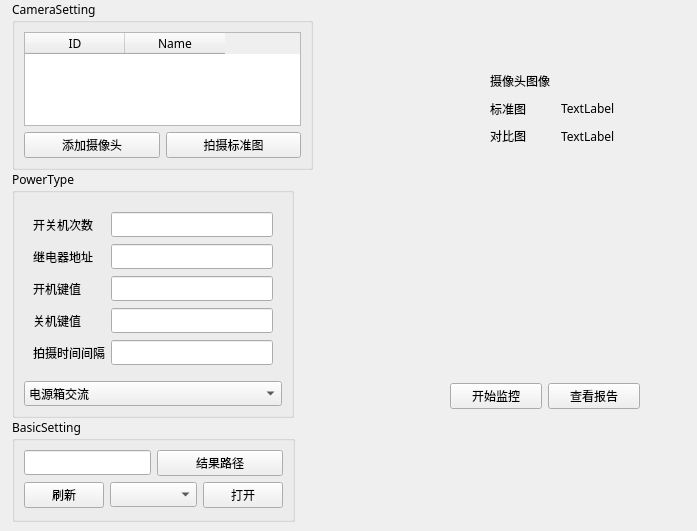
jeffreyyjp/TvSupervision, file mainwindow.ui: the form before one commit.
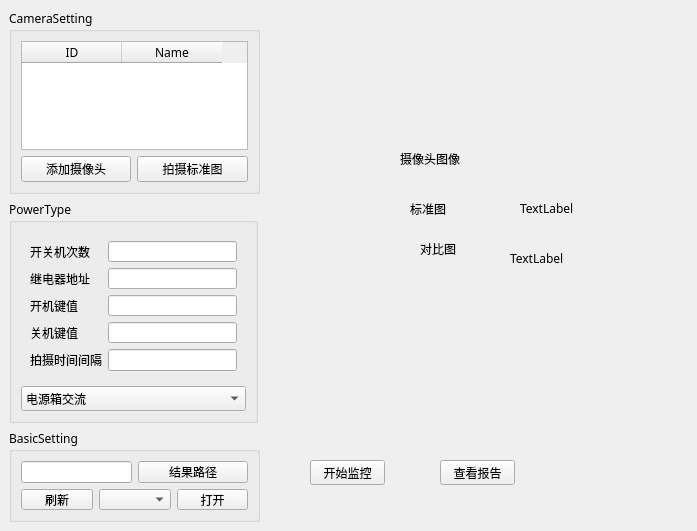
The form after the commit. The open tabs and pages were chosen to show the change. Icons and pictures are not drawn.

Commit message: ui file auto-generate

The edit to the form file:
```diff
--- a/mainwindow.ui
+++ b/mainwindow.ui
@@ -25,10 +25,10 @@
   <widget class="QGroupBox" name="groupBox">
    <property name="geometry">
     <rect>
-     <x>12</x>
-     <y>0</y>
-     <width>301</width>
-     <height>170</height>
+     <x>9</x>
+     <y>9</y>
+     <width>251</width>
+     <height>185</height>
     </rect>
    </property>
    <property name="title">
@@ -71,10 +71,10 @@
   <widget class="QGroupBox" name="groupBox_2">
    <property name="geometry">
     <rect>
-     <x>12</x>
-     <y>170</y>
-     <width>282</width>
-     <height>248</height>
+     <x>9</x>
+     <y>200</y>
+     <width>249</width>
+     <height>223</height>
     </rect>
    </property>
    <property name="title">
@@ -155,7 +155,7 @@
        </layout>
       </widget>
       <widget class="QWidget" name="pro800_power">
-       <layout class="QGridLayout" name="gridLayout_4">
+       <layout class="QFormLayout" name="formLayout_3">
         <item row="0" column="0">
          <widget class="QLabel" name="label_7">
           <property name="text">
@@ -234,10 +234,10 @@
   <widget class="QGroupBox" name="groupBox_3">
    <property name="geometry">
     <rect>
-     <x>12</x>
-     <y>418</y>
-     <width>283</width>
-     <height>104</height>
+     <x>9</x>
+     <y>429</y>
+     <width>251</width>
+     <height>93</height>
     </rect>
    </property>
    <property name="title">
@@ -273,81 +273,96 @@
     </item>
    </layout>
   </widget>
-  <widget class="QWidget" name="">
-   <property name="geometry">
-    <rect>
-     <x>490</x>
-     <y>70</y>
-     <width>135</width>
-     <height>77</height>
-    </rect>
-   </property>
-   <layout class="QGridLayout" name="gridLayout_7">
-    <item row="0" column="0">
      <widget class="QLabel" name="label_26">
+   <property name="geometry">
+    <rect>
+     <x>400</x>
+     <y>150</y>
+     <width>60</width>
+     <height>17</height>
+    </rect>
+   </property>
       <property name="text">
        <string>摄像头图像</string>
       </property>
      </widget>
-    </item>
-    <item row="0" column="1">
-     <layout class="QHBoxLayout" name="horizontalLayout"/>
-    </item>
-    <item row="1" column="0">
      <widget class="QLabel" name="label_24">
+   <property name="geometry">
+    <rect>
+     <x>410</x>
+     <y>200</y>
+     <width>36</width>
+     <height>17</height>
+    </rect>
+   </property>
       <property name="text">
        <string>标准图</string>
       </property>
      </widget>
-    </item>
-    <item row="1" column="1">
      <widget class="QLabel" name="label_22">
+   <property name="geometry">
+    <rect>
+     <x>520</x>
+     <y>200</y>
+     <width>55</width>
+     <height>17</height>
+    </rect>
+   </property>
       <property name="text">
        <string>TextLabel</string>
       </property>
      </widget>
-    </item>
-    <item row="2" column="0">
      <widget class="QLabel" name="label_25">
+   <property name="geometry">
+    <rect>
+     <x>420</x>
+     <y>240</y>
+     <width>36</width>
+     <height>17</height>
+    </rect>
+   </property>
       <property name="text">
        <string>对比图</string>
       </property>
      </widget>
-    </item>
-    <item row="2" column="1">
      <widget class="QLabel" name="label_23">
-      <property name="text">
-       <string>TextLabel</string>
-      </property>
-     </widget>
-    </item>
-   </layout>
-  </widget>
-  <widget class="QWidget" name="">
    <property name="geometry">
     <rect>
-     <x>450</x>
-     <y>380</y>
-     <width>190</width>
-     <height>32</height>
+     <x>510</x>
+     <y>250</y>
+     <width>55</width>
+     <height>17</height>
     </rect>
    </property>
-   <layout class="QHBoxLayout" name="horizontalLayout_2">
-    <item>
+   <property name="text">
+    <string>TextLabel</string>
+   </property>
+  </widget>
      <widget class="QPushButton" name="pushButton_2">
+   <property name="geometry">
+    <rect>
+     <x>310</x>
+     <y>460</y>
+     <width>75</width>
+     <height>25</height>
+    </rect>
+   </property>
       <property name="text">
        <string>开始监控</string>
       </property>
      </widget>
-    </item>
-    <item>
      <widget class="QPushButton" name="pushButton_3">
+   <property name="geometry">
+    <rect>
+     <x>440</x>
+     <y>460</y>
+     <width>75</width>
+     <height>25</height>
+    </rect>
+   </property>
       <property name="text">
        <string>查看报告</string>
       </property>
-     </widget>
-    </item>
-   </layout>
   </widget>
  </widget>
  <resources/>
```
Left out of the diff: 18 changed lines with no effect on the pictures. Lines whose indentation alone changed are shown as unchanged. The commit also changes 2 other files.
